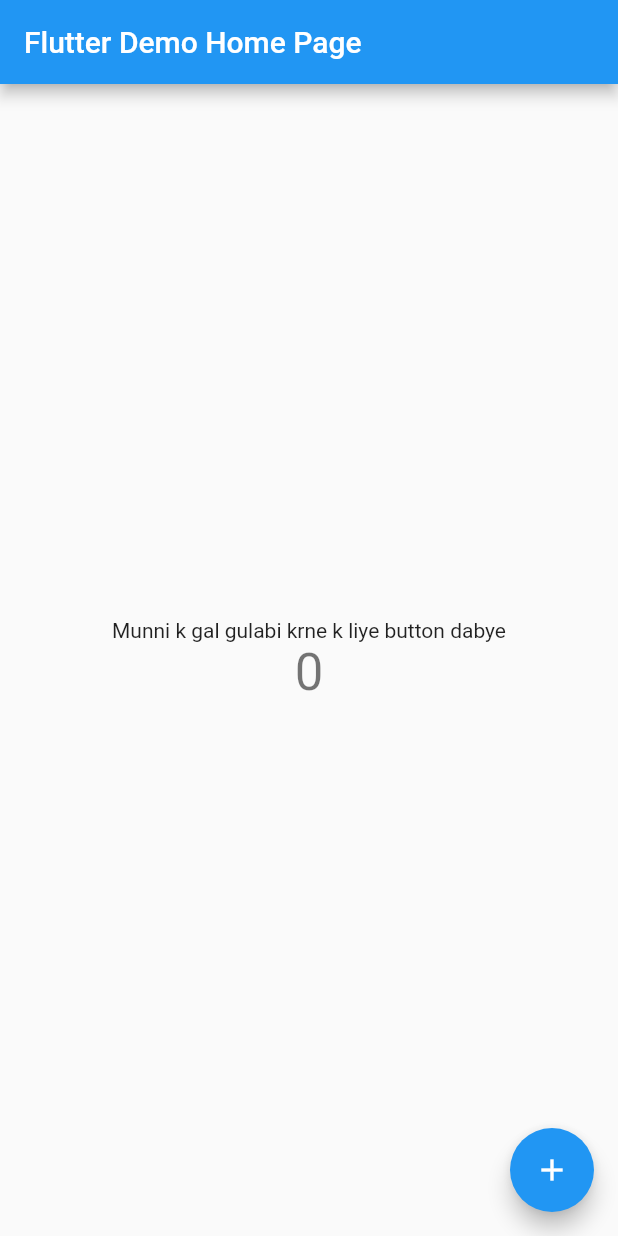
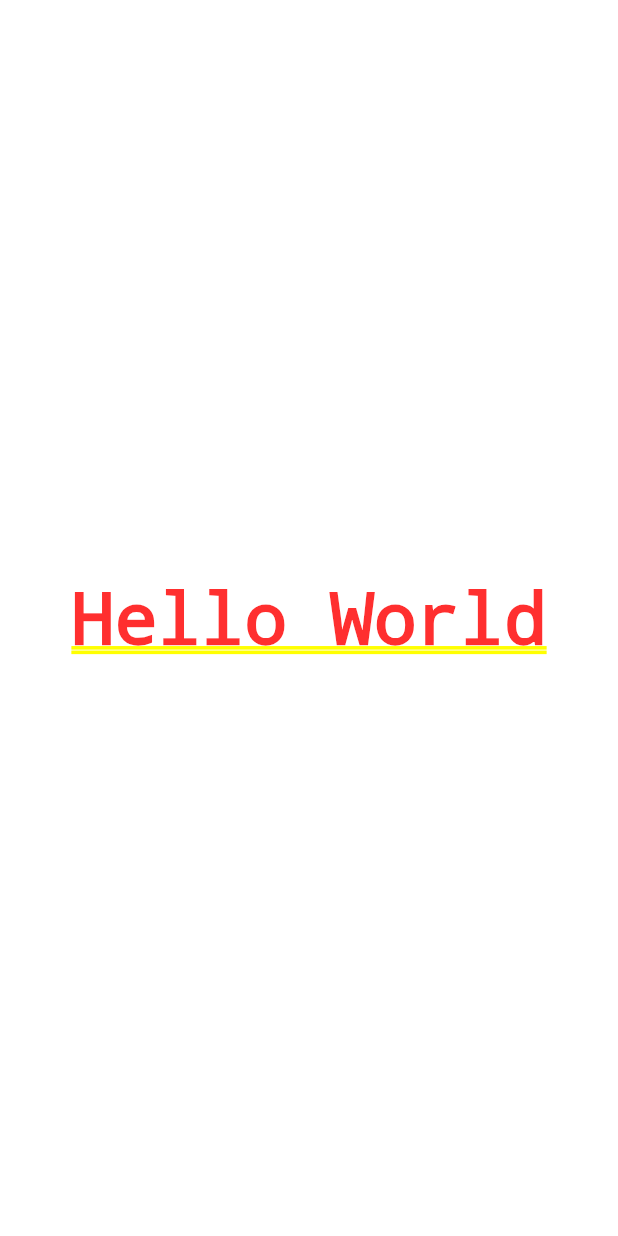
Before and after one commit to vishesh71/i-am-rich, a Flutter app: the screen it shows after launch, on a phone screen of 412 x 824 dp. Run offline on Flutter 3.47's test engine with Material 2 defaults, Android fonts, the phone set to English and light mode, and no system bars.

Commit message:
Update main.dart

```diff
--- a/lib/main.dart
+++ b/lib/main.dart
@@ -1,115 +1,12 @@
 import 'package:flutter/material.dart';
-
+// The main function is the starting point for all out Flutter apps.
 void main() {
-  runApp(const MyApp());
+  runApp(
+// Widget Tree
+    MaterialApp(
+      home: Center(
+        child: Text('Hello World'),
+      ),
+    ),
+  );
 }
-
-class MyApp extends StatelessWidget {
-  const MyApp({Key? key}) : super(key: key);
-
-  // This widget is the root of your application.
-  @override
-  Widget build(BuildContext context) {
-    return MaterialApp(
-      title: 'Flutter Demo',
-      theme: ThemeData(
-        // This is the theme of your application.
-        //
-        // Try running your application with "flutter run". You'll see the
-        // application has a blue toolbar. Then, without quitting the app, try
-        // changing the primarySwatch below to Colors.green and then invoke
-        // "hot reload" (press "r" in the console where you ran "flutter run",
-        // or simply save your changes to "hot reload" in a Flutter IDE).
-        // Notice that the counter didn't reset back to zero; the application
-        // is not restarted.
-        primarySwatch: Colors.blue,
-      ),
-      home: const MyHomePage(title: 'Flutter Demo Home Page'),
-    );
-  }
-}
-
-class MyHomePage extends StatefulWidget {
-  const MyHomePage({Key? key, required this.title}) : super(key: key);
-
-  // This widget is the home page of your application. It is stateful, meaning
-  // that it has a State object (defined below) that contains fields that affect
-  // how it looks.
-
-  // This class is the configuration for the state. It holds the values (in this
-  // case the title) provided by the parent (in this case the App widget) and
-  // used by the build method of the State. Fields in a Widget subclass are
-  // always marked "final".
-
-  final String title;
-
-  @override
-  State<MyHomePage> createState() => _MyHomePageState();
-}
-
-class _MyHomePageState extends State<MyHomePage> {
-  int _counter = 0;
-
-  void _incrementCounter() {
-    setState(() {
-      // This call to setState tells the Flutter framework that something has
-      // changed in this State, which causes it to rerun the build method below
-      // so that the display can reflect the updated values. If we changed
-      // _counter without calling setState(), then the build method would not be
-      // called again, and so nothing would appear to happen.
-      _counter++;
-    });
-  }
-
-  @override
-  Widget build(BuildContext context) {
-    // This method is rerun every time setState is called, for instance as done
-    // by the _incrementCounter method above.
-    //
-    // The Flutter framework has been optimized to make rerunning build methods
-    // fast, so that you can just rebuild anything that needs updating rather
-    // than having to individually change instances of widgets.
-    return Scaffold(
-      appBar: AppBar(
-        // Here we take the value from the MyHomePage object that was created by
-        // the App.build method, and use it to set our appbar title.
-        title: Text(widget.title),
-      ),
-      body: Center(
-        // Center is a layout widget. It takes a single child and positions it
-        // in the middle of the parent.
-        child: Column(
-          // Column is also a layout widget. It takes a list of children and
-          // arranges them vertically. By default, it sizes itself to fit its
-          // children horizontally, and tries to be as tall as its parent.
-          //
-          // Invoke "debug painting" (press "p" in the console, choose the
-          // "Toggle Debug Paint" action from the Flutter Inspector in Android
-          // Studio, or the "Toggle Debug Paint" command in Visual Studio Code)
-          // to see the wireframe for each widget.
-          //
-          // Column has various properties to control how it sizes itself and
-          // how it positions its children. Here we use mainAxisAlignment to
-          // center the children vertically; the main axis here is the vertical
-          // axis because Columns are vertical (the cross axis would be
-          // horizontal).
-          mainAxisAlignment: MainAxisAlignment.center,
-          children: <Widget>[
-            const Text(
-              'Munni k gal gulabi krne k liye button dabye',
-            ),
-            Text(
-              '$_counter',
-              style: Theme.of(context).textTheme.headline4,
-            ),
-          ],
-        ),
-      ),
-      floatingActionButton: FloatingActionButton(
-        onPressed: _incrementCounter,
-        tooltip: 'Increment',
-        child: const Icon(Icons.add),
-      ), // This trailing comma makes auto-formatting nicer for build methods.
-    );
-  }
-}
```
